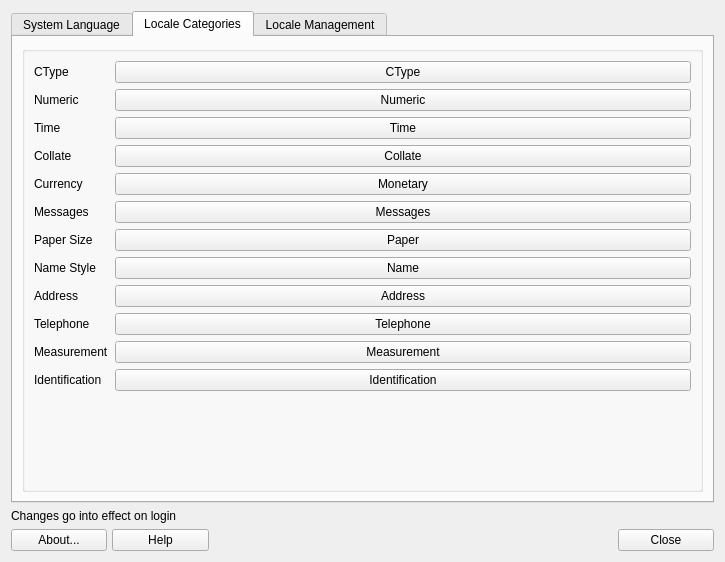
Before: the Qt Designer form mainwindow.ui in MX-Linux/mx-locale, drawn with Qt 5.
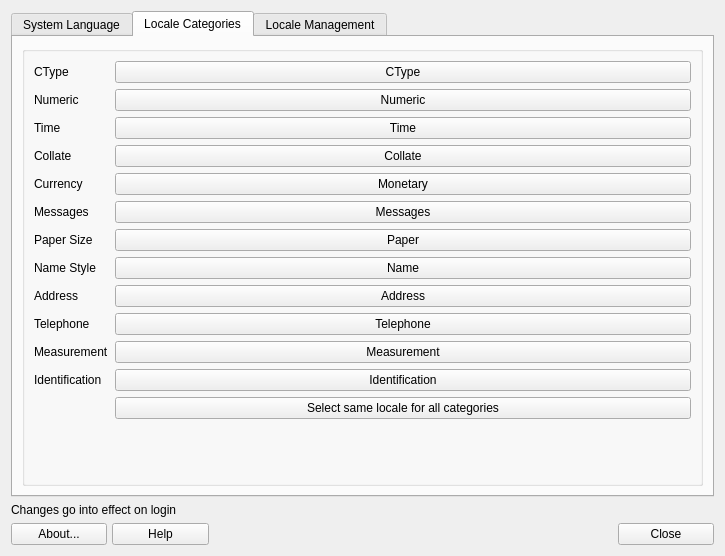
After: the same form once the commit is applied. The open tabs and pages were chosen to show the change. Icons and pictures are not drawn.

Commit message: Add 'Select sale locale for all categories' button

The edit to the form file:
```diff
--- a/mainwindow.ui
+++ b/mainwindow.ui
@@ -7,7 +7,7 @@
     <x>0</x>
     <y>0</y>
     <width>725</width>
-    <height>562</height>
+    <height>556</height>
    </rect>
   </property>
   <property name="windowTitle">
@@ -401,6 +401,19 @@
             <property name="text">
              <string notr="true">Identification</string>
             </property>
+            <property name="autoDefault">
+             <bool>false</bool>
+            </property>
+           </widget>
+          </item>
+          <item row="12" column="1">
+           <widget class="QPushButton" name="pushButtonAll">
+            <property name="text">
+             <string>Select same locale for all categories</string>
+            </property>
+            <property name="autoDefault">
+             <bool>false</bool>
+            </property>
            </widget>
           </item>
          </layout>
```
Left out of the diff: 76 changed lines with no effect on the pictures. The commit also changes 2 other files.
